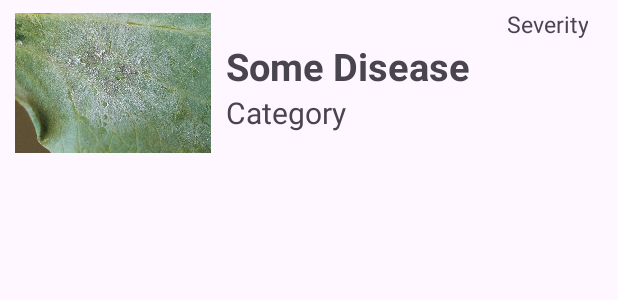
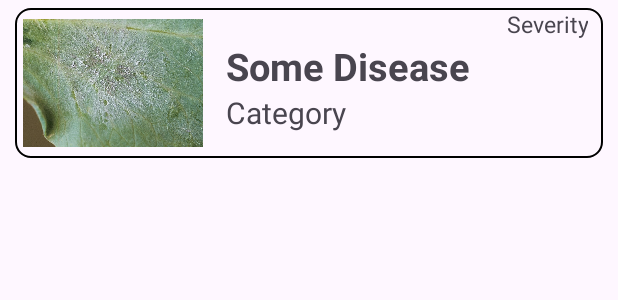
Before and after one commit to aaryansingh-dev/LeafLens, an Android app: the layout search_result_item.xml on its own in the app's theme, with its tools: preview values and no code run, on a phone screen of 412 x 824 dp. Shown: the top 300 px of the screen. Run offline under Robolectric (Android 15) with nearby library versions, the phone set to English and light mode, and no system bars.

```diff
--- /dev/null
+++ b/app/src/main/res/drawable/rounded_search_item_border.xml
@@ -0,0 +1,6 @@
+<shape xmlns:android="http://schemas.android.com/apk/res/android"
+    android:shape="rectangle">
+    <corners android:radius="10dp" /> <!-- Adjust the radius to change the roundness -->
+    <solid android:color="@android:color/transparent"/> <!-- Change color as needed -->
+    <stroke android:width="1dp" android:color="@android:color/black" />
+</shape>
--- a/app/src/main/res/layout/search_result_item.xml
+++ b/app/src/main/res/layout/search_result_item.xml
@@ -8,7 +8,9 @@
     android:layout_marginStart="10dp"
     android:layout_marginEnd="10dp"
     android:layout_marginTop="5dp"
-    android:layout_marginBottom="5dp">
+    android:layout_marginBottom="5dp"
+
+    android:background="@drawable/rounded_search_item_border">
 
     <ImageView
         android:id="@+id/search_result_item_Image"
@@ -16,6 +18,8 @@
         android:layout_weight="1"
         android:layout_height="match_parent"
 
+        android:paddingStart="5dp"
+        android:paddingEnd="5dp"
         android:src="@drawable/powdery_mildew_sample"
         />
     <LinearLayout
```
Also changed, not shown: app/src/main/java/com/example/leaflens/Search/SearchArrayAdapter.java (added, +43 -0 lines), app/src/main/java/com/example/leaflens/Search/SearchResultFragment.java (+6 -4 lines), app/src/main/java/com/example/leaflens/entity/Disease.java (+11 -0 lines).
